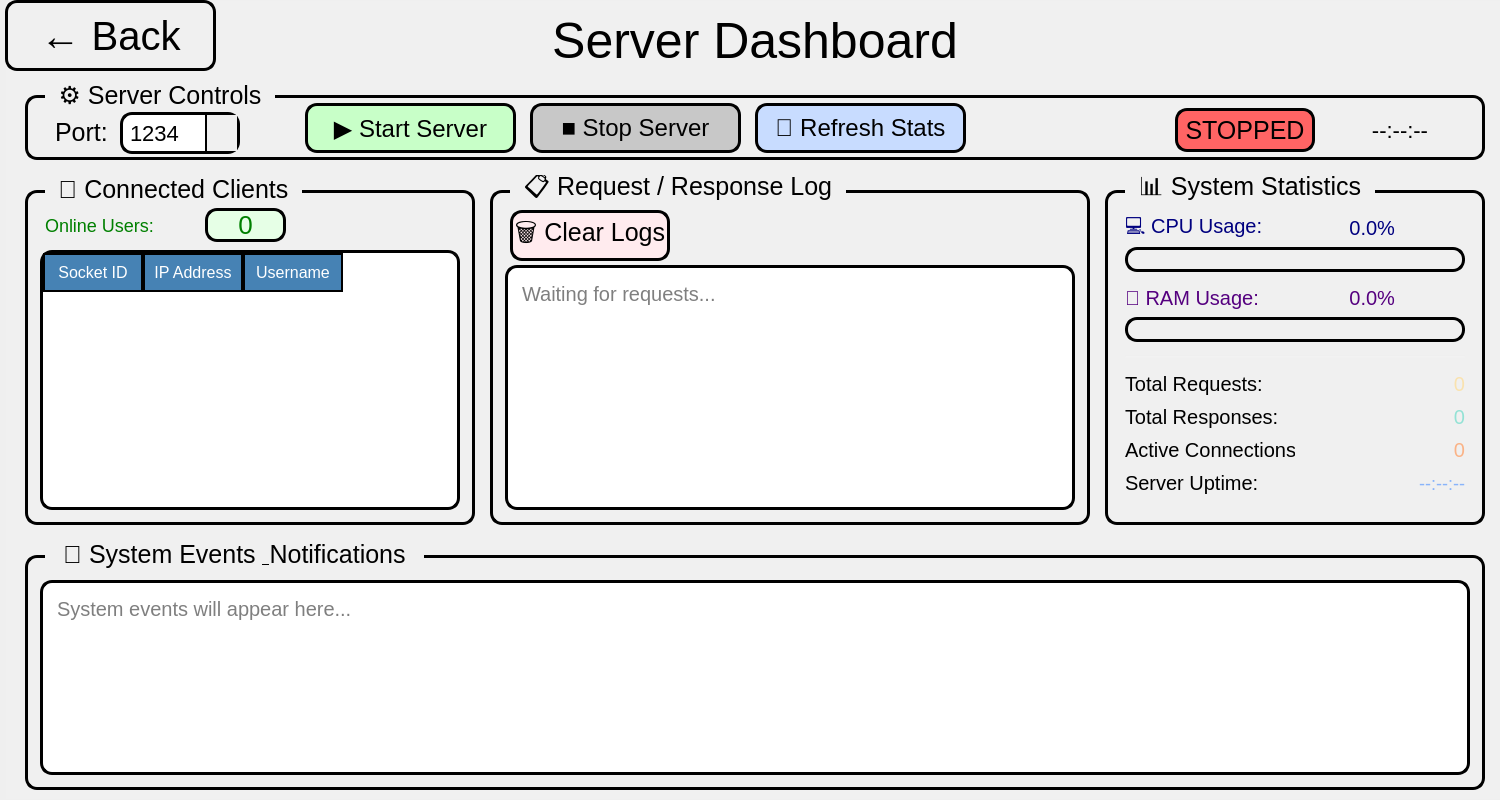
Above: BookClubProject/Server/serverdashboardwindow.ui from mohammadshirizadeh-sudo/book-club before the change. Below: the same form after it.
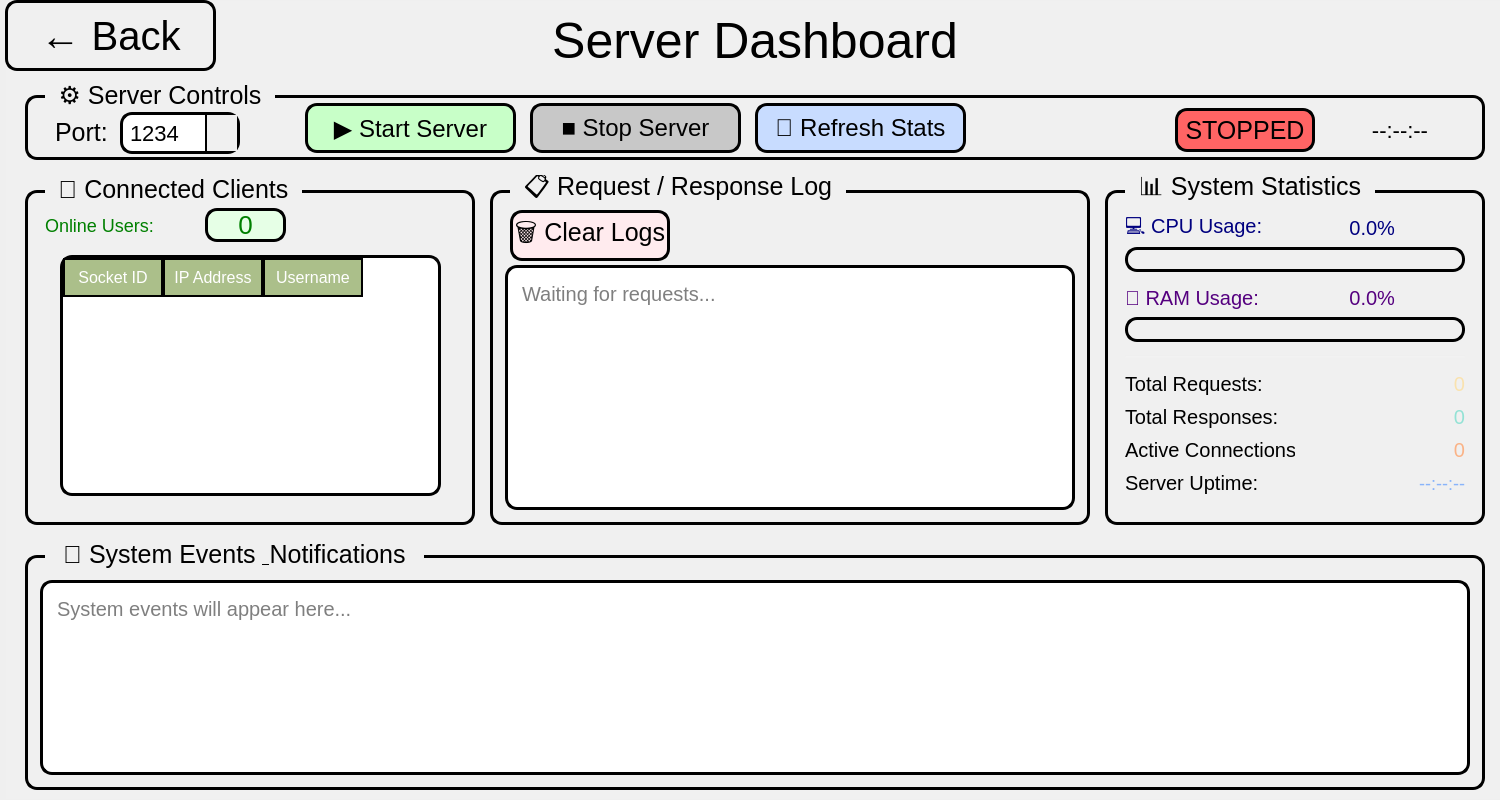
That is the form after the change. Icons and pictures are not drawn.

Commit message: incuded necessary files and also upgraded backgrounds

What changed in the file:
```diff
--- a/BookClubProject/Server/serverdashboardwindow.ui
+++ b/BookClubProject/Server/serverdashboardwindow.ui
@@ -401,10 +401,10 @@
     <widget class="QTableWidget" name="clientsTableWidget">
      <property name="geometry">
       <rect>
-       <x>15</x>
-       <y>75</y>
-       <width>420</width>
-       <height>260</height>
+       <x>35</x>
+       <y>80</y>
+       <width>381</width>
+       <height>241</height>
       </rect>
      </property>
      <property name="styleSheet">
@@ -423,7 +423,7 @@
 QHeaderView::section {
     font: 700 12pt &quot;Script MT Bold&quot;;
     font-size: 16px;
-    background-color: rgb(70, 130, 180);
+    background-color: rgb(171, 191, 138);
     color: white;
     border: 2px solid black;
     padding: 6px;
```
Left out of the diff: 2 changed lines with no effect on the pictures. The commit also changes 44 other files.
